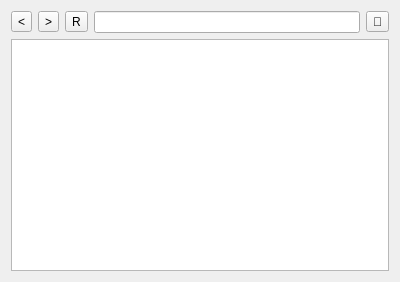
Before: the Qt Designer form src/mainform.ui in IDB-15-15/interface, drawn with Qt 5.
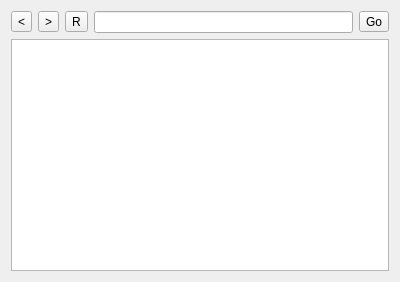
After: the same form once the commit is applied.

Diff of the .ui file:
```diff
--- a/src/mainform.ui
+++ b/src/mainform.ui
@@ -43,7 +43,7 @@
      <item>
       <widget class="QToolButton" name="toolButton">
        <property name="text">
-        <string>💩</string>
+        <string>Go</string>
        </property>
       </widget>
      </item>
```
